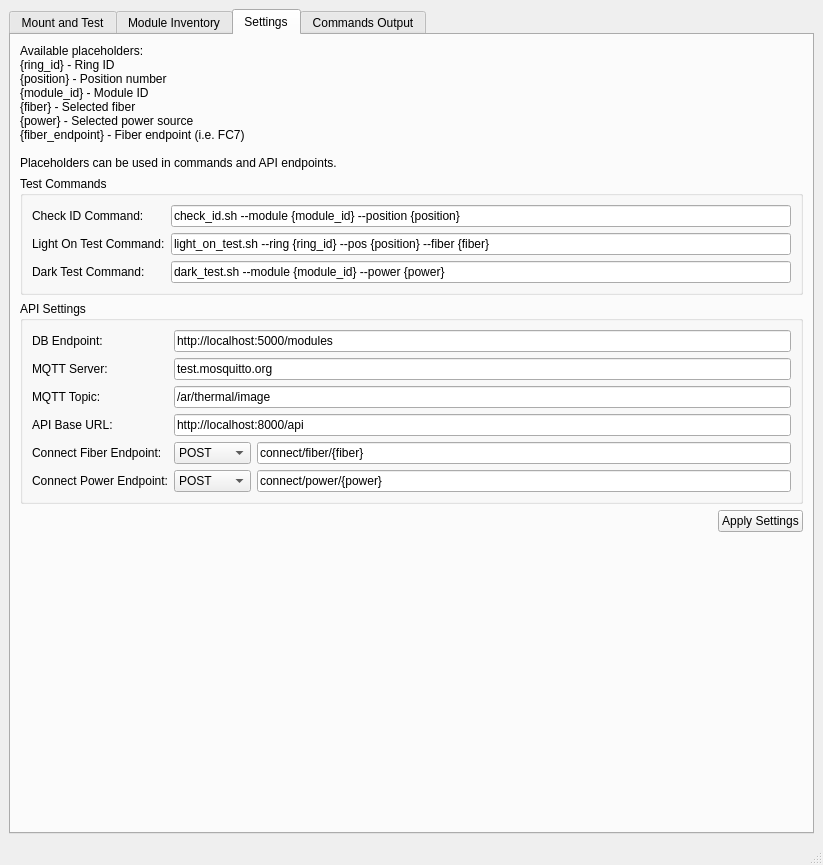
Old version of the form ui/integration.ui in the repository pisaoutertracker/integration_tools.
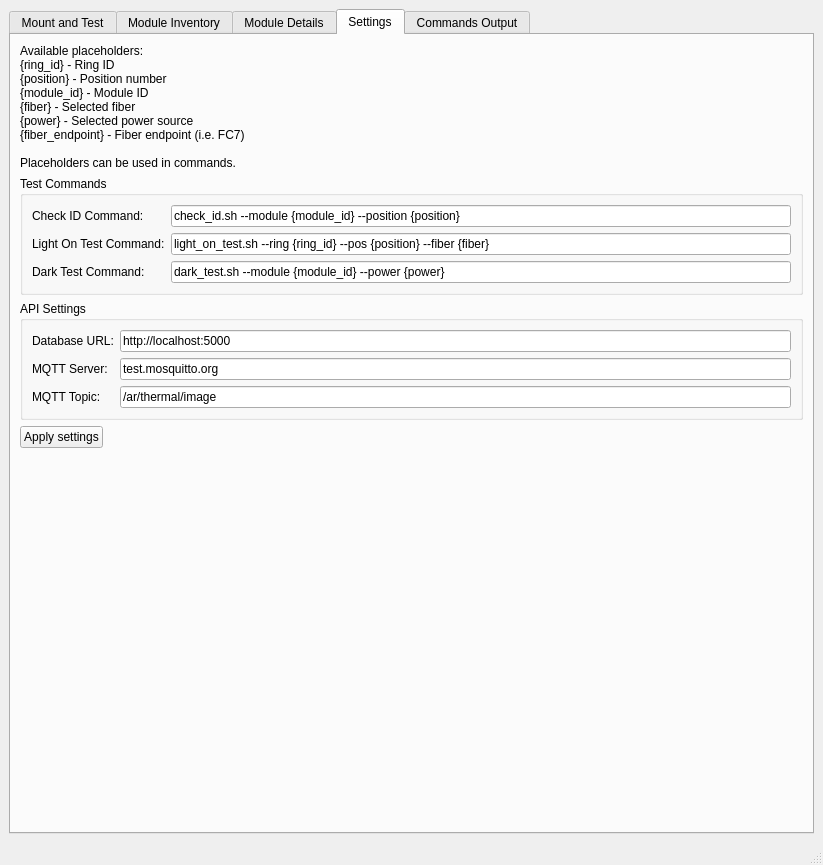
New version of the form. The open tabs and pages were chosen to show the change.

Commit message: edit modules layer types

```diff
--- a/ui/integration.ui
+++ b/ui/integration.ui
@@ -829,6 +829,48 @@
         </item>
        </layout>
       </widget>
+      <widget class="QWidget" name="moduleDetailsTab">
+       <attribute name="title">
+        <string>Module Details</string>
+       </attribute>
+       <layout class="QVBoxLayout" name="verticalLayout_8">
+        <item>
+         <widget class="QTreeWidget" name="detailsTree">
+          <property name="columnCount">
+           <number>2</number>
+          </property>
+          <column>
+           <property name="text">
+            <string>Field</string>
+           </property>
+          </column>
+          <column>
+           <property name="text">
+            <string>Value</string>
+           </property>
+          </column>
+         </widget>
+        </item>
+        <item>
+         <layout class="QHBoxLayout" name="horizontalLayout_11">
+          <item>
+           <widget class="QPushButton" name="editDetailsButton">
+            <property name="text">
+             <string>Edit Selected</string>
+            </property>
+           </widget>
+          </item>
+          <item>
+           <widget class="QPushButton" name="saveDetailsButton">
+            <property name="text">
+             <string>Save Changes</string>
+            </property>
+           </widget>
+          </item>
+         </layout>
+        </item>
+       </layout>
+      </widget>
       <widget class="QWidget" name="tab_3">
        <attribute name="title">
         <string>Settings</string>
@@ -845,7 +887,7 @@
 {power} - Selected power source
 {fiber_endpoint} - Fiber endpoint (i.e. FC7)
 
-Placeholders can be used in commands and API endpoints.</string>
+Placeholders can be used in commands.</string>
           </property>
          </widget>
         </item>
@@ -909,14 +951,14 @@
            <item row="0" column="0">
             <widget class="QLabel" name="dbEndpointLabel">
              <property name="text">
-              <string>DB Endpoint:</string>
+              <string>Database URL:</string>
              </property>
             </widget>
            </item>
            <item row="0" column="1">
             <widget class="QLineEdit" name="dbEndpointLE">
              <property name="text">
-              <string>http://localhost:5000/modules</string>
+              <string>http://localhost:5000</string>
              </property>
             </widget>
            </item>
@@ -948,129 +990,31 @@
              </property>
             </widget>
            </item>
-           <item row="3" column="0">
-            <widget class="QLabel" name="apiUrlLabel">
-             <property name="text">
-              <string>API Base URL:</string>
-             </property>
-            </widget>
-           </item>
-           <item row="3" column="1">
-            <widget class="QLineEdit" name="apiBaseUrlLE">
-             <property name="text">
-              <string>http://localhost:8000/api</string>
-             </property>
-            </widget>
-           </item>
-           <item row="4" column="0">
-            <widget class="QLabel" name="connectFiberLabel">
-             <property name="text">
-              <string>Connect Fiber Endpoint:</string>
-             </property>
-            </widget>
-           </item>
-           <item row="4" column="1">
-            <layout class="QHBoxLayout" name="horizontalLayout_7">
-             <item>
-              <widget class="QComboBox" name="connectFiberMethodCB">
-               <item>
-                <property name="text">
-                 <string>POST</string>
-                </property>
-               </item>
-               <item>
-                <property name="text">
-                 <string>GET</string>
-                </property>
-               </item>
-               <item>
-                <property name="text">
-                 <string>PUT</string>
-                </property>
-               </item>
-               <item>
-                <property name="text">
-                 <string>DELETE</string>
-                </property>
-               </item>
-              </widget>
-             </item>
-             <item>
-              <widget class="QLineEdit" name="connectFiberEndpointLE">
-               <property name="text">
-                <string>connect/fiber/{fiber}</string>
-               </property>
-              </widget>
-             </item>
-            </layout>
-           </item>
-           <item row="5" column="0">
-            <widget class="QLabel" name="connectPowerLabel">
-             <property name="text">
-              <string>Connect Power Endpoint:</string>
-             </property>
-            </widget>
-           </item>
-           <item row="5" column="1">
-            <layout class="QHBoxLayout" name="horizontalLayout_8">
-             <item>
-              <widget class="QComboBox" name="connectPowerMethodCB">
-               <item>
-                <property name="text">
-                 <string>POST</string>
-                </property>
-               </item>
-               <item>
-                <property name="text">
-                 <string>GET</string>
-                </property>
-               </item>
-               <item>
-                <property name="text">
-                 <string>PUT</string>
-                </property>
-               </item>
-               <item>
-                <property name="text">
-                 <string>DELETE</string>
-                </property>
-               </item>
-              </widget>
-             </item>
-             <item>
-              <widget class="QLineEdit" name="connectPowerEndpointLE">
-               <property name="text">
-                <string>connect/power/{power}</string>
-               </property>
-              </widget>
-             </item>
-            </layout>
-           </item>
           </layout>
          </widget>
         </item>
         <item>
          <layout class="QHBoxLayout" name="horizontalLayout_9">
-          <item>
-           <spacer name="horizontalSpacer_8">
-            <property name="orientation">
-             <enum>Qt::Horizontal</enum>
-            </property>
-            <property name="sizeHint" stdset="0">
-             <size>
-              <width>40</width>
-              <height>20</height>
-             </size>
-            </property>
-           </spacer>
-          </item>
           <item>
            <widget class="QPushButton" name="applySettingsPB">
             <property name="text">
-             <string>Apply Settings</string>
+             <string>Apply settings</string>
             </property>
            </widget>
           </item>
+          <item>
+           <spacer name="horizontalSpacer_8">
+            <property name="orientation">
+             <enum>Qt::Horizontal</enum>
+            </property>
+            <property name="sizeHint" stdset="0">
+             <size>
+              <width>40</width>
+              <height>20</height>
+             </size>
+            </property>
+           </spacer>
+          </item>
          </layout>
         </item>
         <item>
```
Left out of the diff: 134 changed lines with no effect on the pictures. The commit also changes 3 other files.
